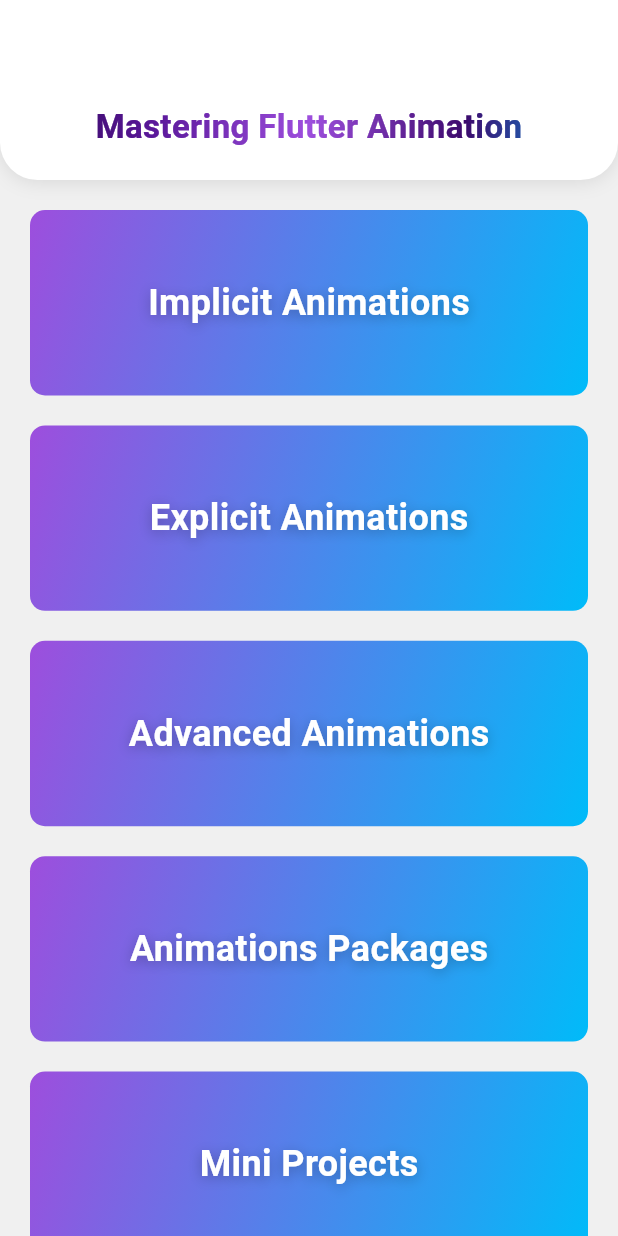
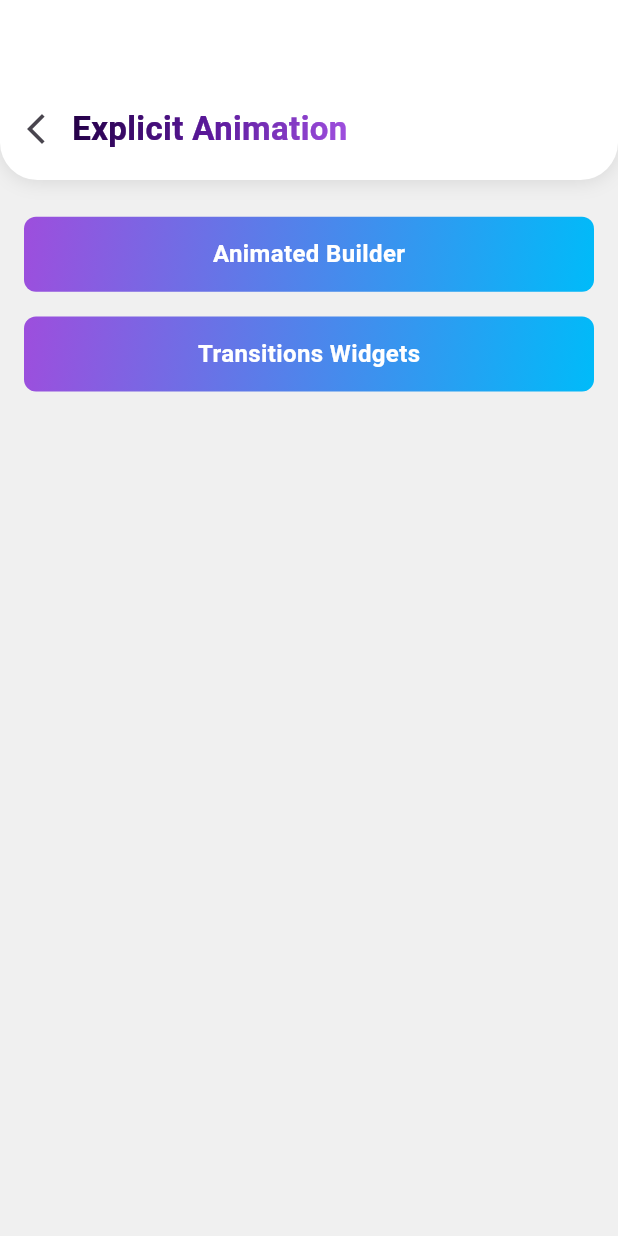
Before and after one commit to MHuzaifaKhan97/mastering_flutter_animation, a Flutter app: the screen it shows after launch, after a tap on "Explicit Animations", on a phone screen of 412 x 824 dp. Run offline on Flutter 3.47's test engine with Material 3 defaults, Android fonts, the phone set to English and light mode, and no system bars.

Commit message:
Explicit Animations: AnimatedBuilder & Transition Widgets

```diff
--- /dev/null
+++ b/lib/modules/explicit_animations/explicit_animations.dart
@@ -0,0 +1,54 @@
+import 'package:flutter/material.dart';
+import 'package:mastering_flutter_animation/modules/explicit_animations/animated_builder.dart';
+import 'package:mastering_flutter_animation/modules/explicit_animations/transition_widgets.dart';
+import 'package:mastering_flutter_animation/widgets/custom_appbar_widget.dart';
+import 'package:mastering_flutter_animation/widgets/custom_button.dart';
+
+class ExplicitAnimations extends StatelessWidget {
+  const ExplicitAnimations({super.key});
+
+  @override
+  Widget build(BuildContext context) {
+    return Scaffold(
+      backgroundColor: const Color.fromARGB(255, 240, 240, 240),
+      appBar: CustomRoundedAppBar(
+        title: 'Explicit Animation',
+        isBack: true,
+      ),
+      body: Container(
+        padding: EdgeInsets.symmetric(vertical: 8, horizontal: 16),
+        width: MediaQuery.of(context).size.width,
+        child: Column(
+          mainAxisAlignment: MainAxisAlignment.start,
+          crossAxisAlignment: CrossAxisAlignment.start,
+          children: <Widget>[
+            SizedBox(height: MediaQuery.of(context).size.height * 0.02),
+            CustomButton(
+              title: 'Animated Builder',
+              onTap: () {
+                Navigator.push(
+                  context,
+                  MaterialPageRoute(
+                    builder: (context) => const AnimatedBuilderExample(),
+                  ),
+                );
+              },
+            ),
+            SizedBox(height: MediaQuery.of(context).size.height * 0.02),
+            CustomButton(
+              title: 'Transitions Widgets',
+              onTap: () {
+                Navigator.push(
+                  context,
+                  MaterialPageRoute(
+                    builder: (context) => const TransitionWidgetsExample(),
+                  ),
+                );
+              },
+            ),
+          ],
+        ),
+      ),
+    );
+  }
+}
--- a/lib/modules/home_screen.dart
+++ b/lib/modules/home_screen.dart
@@ -1,5 +1,6 @@
 // ignore_for_file: public_member_api_docs, sort_constructors_first
 import 'package:flutter/material.dart';
+import 'package:mastering_flutter_animation/modules/explicit_animations/explicit_animations.dart';
 import 'package:mastering_flutter_animation/modules/implicit_animations/implicit_animations.dart';
 
 import 'package:mastering_flutter_animation/widgets/custom_appbar_widget.dart';
@@ -28,7 +29,10 @@
                 title: 'Implicit Animations',
               ),
               HomeItemsWidget(
-                onTap: () {},
+                onTap: () {
+                  Navigator.of(context).push(
+                      MaterialPageRoute(builder: (_) => ExplicitAnimations()));
+                },
                 title: 'Explicit Animations',
               ),
               HomeItemsWidget(
```
Also changed, not shown: lib/modules/explicit_animations/animated_builder.dart (added, +53 -0 lines), lib/modules/explicit_animations/transition_widgets.dart (added, +62 -0 lines).
